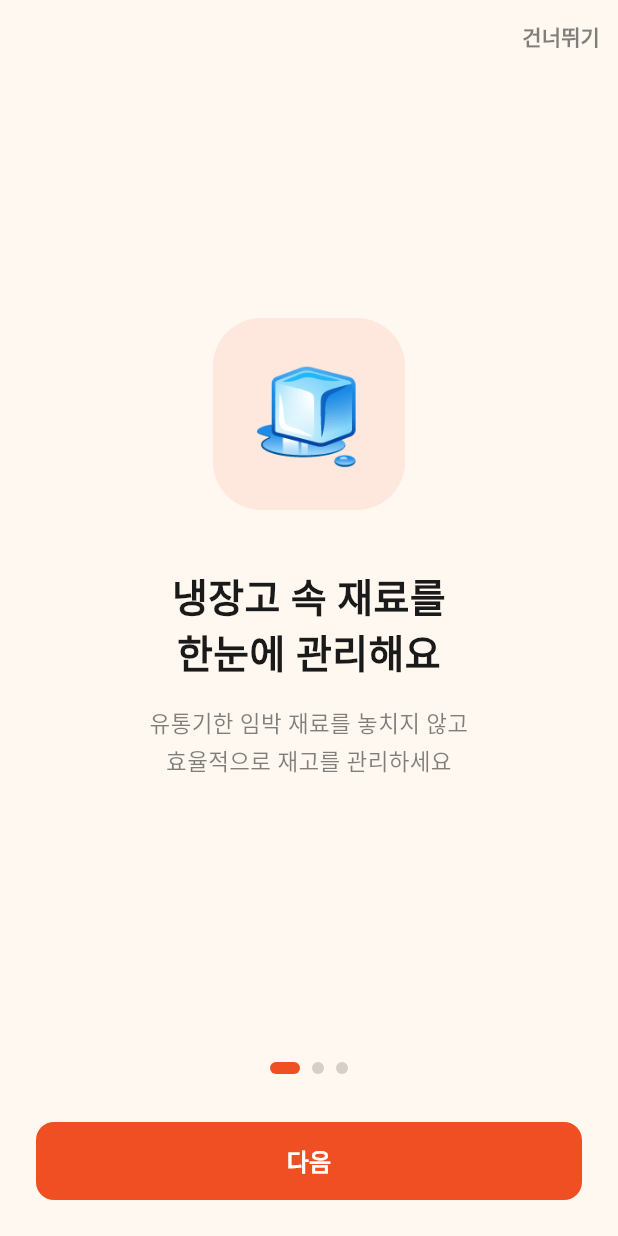
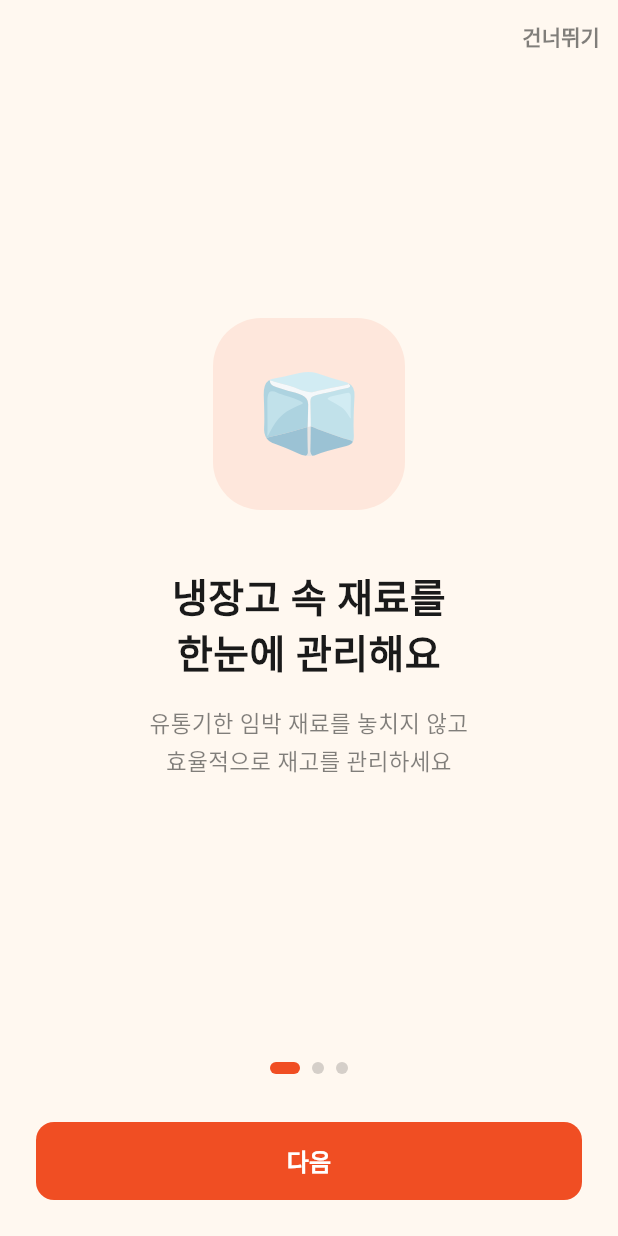
Before and after one commit to rdrdread/whipup-app, a Flutter app: the screen it shows after launch, on a phone screen of 412 x 824 dp. Run offline on Flutter 3.47's test engine with Material 3 defaults, Android fonts, the phone set to English and light mode, and no system bars; our stand-ins replace camera, dio, flex_color_scheme, flutter_riverpod, flutter_secure_storage, freezed_annotation and 4 more; missing offline and left inert: google_mlkit_text_recognition; accounts and stored records are empty; generated files the repository leaves out were written again; Roboto replaces fonts that are missing (Pretendard).

Commit message:
fix(theme): Pretendard 폰트 번들 + Twemoji 이모지 통일
데모(웹)는 Pretendard를 CDN으로 로드하지만 Flutter 앱에는 폰트가
번들되지 않아 시스템 기본 폰트(Roboto 등)로 폴백되어 투박하게 보이던 문제 해결.

- Pretendard 정적 OTF 6종(400/500/600/700/800/900) assets/fonts/ 번들
- pubspec.yaml fonts 섹션에 Pretendard 가중치별 등록
- Twemoji 컬러 폰트(TwemojiMozilla.ttf, COLRv0) 번들
- TextTheme.apply(fontFamilyFallback: ['TwemojiMozilla'])로
  모든 이모지를 Twemoji로 폴백 렌더링 → iOS/Android/Web 동일 모양 보장
  (개별 위젯 수정 없이 테마 상속으로 전역 적용)

brand-assets §Twemoji 렌더링 정책 준수.

```diff
--- a/app/lib/theme/app_theme.dart
+++ b/app/lib/theme/app_theme.dart
@@ -247,6 +247,10 @@ abstract final class AppTheme {
         fontSize: 11,
         color: subtleColor,
       ),
+    ).apply(
+      // 모든 이모지를 Twemoji 컬러 폰트로 폴백 렌더링하여
+      // iOS/Android/Web에서 동일한 모양을 보장한다.
+      fontFamilyFallback: const ['TwemojiMozilla'],
     );
   }
 }
```
Also changed, not shown: app/pubspec.yaml (+19 -0 lines), app/assets/fonts/TwemojiMozilla.ttf (added), 6 other files.
